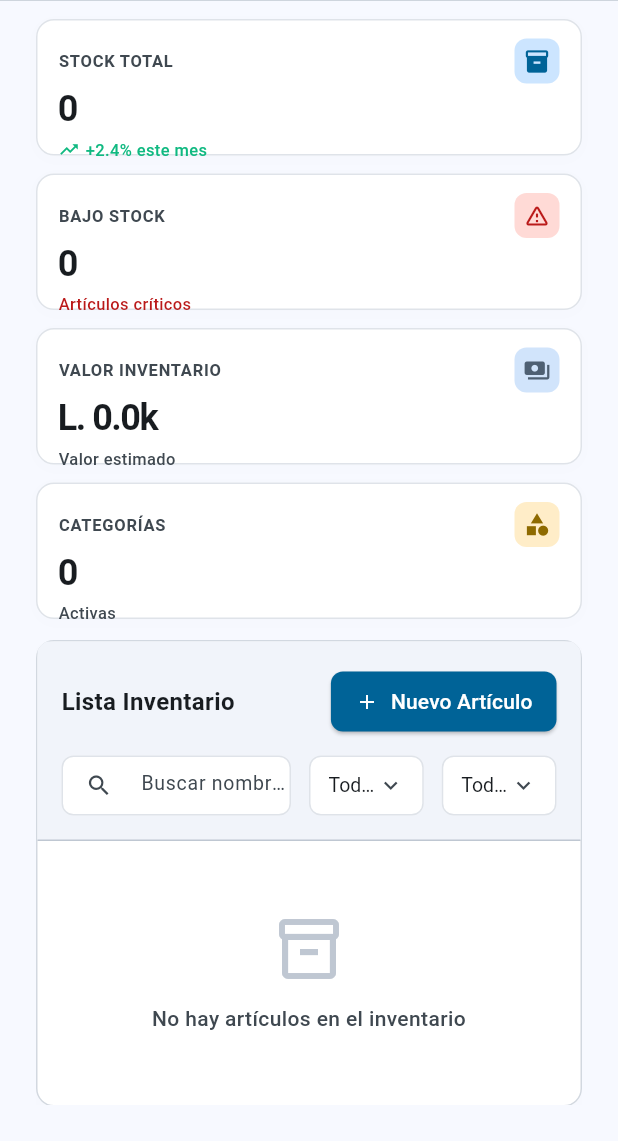
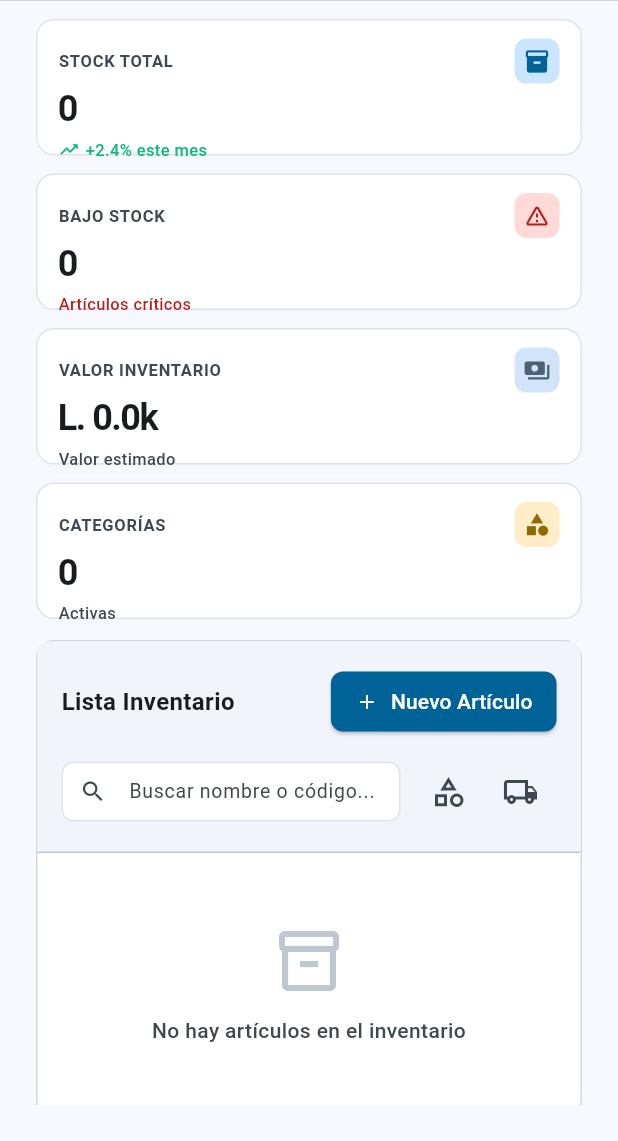
Before and after one commit to dnlmendoza/confianza_admin, a Flutter app: the VistaInventario screen opened by its route, on a phone screen of 412 x 824 dp, the part 95-1236 px from its top. Run offline on Flutter 3.47's test engine with Material 3 defaults, Android fonts, the phone set to English and light mode, and no system bars; our stand-ins replace cloud_firestore, firebase_auth, firebase_core, google_fonts, pdf, printing; accounts and stored records are empty; network calls fail; statements that could not run were skipped.

Commit message:
mas mejoras detalles vista inventario

```diff
--- a/lib/modulos/inventario/vista_inventario.dart
+++ b/lib/modulos/inventario/vista_inventario.dart
@@ -212,12 +212,15 @@ class _VistaInventarioState extends State<VistaInventario> {
         final danados =
             int.tryParse(l['cantidad_danada']?.toString() ?? '0') ?? 0;
 
+        final String unidadId = l['unidades']?.toString() ?? 'Unid';
+        final String unidadName = _vmCatalogos.unidadesMap[unidadId] ?? unidadId;
+
         return LoteItem(
           id: l['id'] ?? '',
           stock: stock,
           fechaIngreso: l['fecha_ingreso']?.toString() ?? '',
           fechaVencimiento: l['fecha_vencimiento']?.toString() ?? '28-02-2027',
-          unidades: l['unidades']?.toString() ?? 'Unid',
+          unidades: unidadName,
           costoLote: costoLote,
           costoUnitario: costoUnitario,
           impuestoCompra:
@@ -355,6 +358,14 @@ class _VistaInventarioState extends State<VistaInventario> {
 
   Future<void> _saveLoteToFirestore(String productSku, LoteItem lote) async {
     try {
+      final String uniName = lote.unidades;
+      final String uniId = _vmCatalogos.unidadesMap.entries
+          .firstWhere(
+            (e) => e.value == uniName,
+            orElse: () => MapEntry(uniName, uniName),
+          )
+          .key;
+
       final firestore = FirebaseFirestore.instance;
       await firestore
           .collection('Inventario')
@@ -368,7 +379,7 @@ class _VistaInventarioState extends State<VistaInventario> {
             'precio_venta': lote.precioVenta,
             'impuesto_compra': lote.impuestoCompra,
             'impuesto_venta': lote.impuestoVenta,
-            'unidades': lote.unidades,
+            'unidades': uniId,
             'fecha_vencimiento': lote.fechaVencimiento,
             'fecha_ingreso': lote.fechaIngreso,
             'costo_lote': lote.costoLote,
@@ -787,7 +798,6 @@ class _VistaInventarioState extends State<VistaInventario> {
                 Row(
                   children: [
                     Expanded(
-                      flex: 2,
                       child: Container(
                         height: 40,
                         decoration: BoxDecoration(
@@ -801,6 +811,7 @@ class _VistaInventarioState extends State<VistaInventario> {
                         ),
                         child: TextField(
                           controller: _searchController,
+                          textAlignVertical: TextAlignVertical.center,
                           onChanged: (_) {
                             setState(() {}); // Actualiza la tabla al buscar
                           },
@@ -810,10 +821,15 @@ class _VistaInventarioState extends State<VistaInventario> {
                               color: AppColors.onSurfaceVariant,
                               fontSize: 13,
                             ),
+                            isDense: true,
                             prefixIcon: const Icon(
                               Icons.search,
                               size: 18,
                               color: AppColors.onSurfaceVariant,
+                            ),
+                            prefixIconConstraints: const BoxConstraints(
+                              minWidth: 40,
+                              minHeight: 40,
                             ),
                             suffixIcon: _searchController.text.isNotEmpty
                                 ? IconButton(
@@ -825,118 +841,83 @@ class _VistaInventarioState extends State<VistaInventario> {
                                     },
                                   )
                                 : null,
+                            suffixIconConstraints: const BoxConstraints(
+                              minWidth: 40,
+                              minHeight: 40,
+                            ),
                             border: InputBorder.none,
-                            contentPadding: const EdgeInsets.symmetric(
-                              vertical: 12,
-                            ),
+                            contentPadding: EdgeInsets.zero,
                           ),
                           style: const TextStyle(fontSize: 13),
                         ),
                       ),
                     ),
-                    const SizedBox(width: 12),
-                    Expanded(
-                      flex: 1,
-                      child: Container(
-                        height: 40,
-                        padding: const EdgeInsets.symmetric(horizontal: 12),
-                        decoration: BoxDecoration(
-                          color: AppColors.surfaceContainerLowest,
-                          borderRadius: BorderRadius.circular(8),
-                          border: Border.all(
-                            color: AppColors.outlineVariant.withValues(
-                              alpha: 0.5,
-                            ),
-                          ),
-                        ),
-                        child: DropdownButtonHideUnderline(
-                          child: DropdownButton<String>(
-                            value: _selectedCategory,
-                            isExpanded: true,
-                            icon: const Icon(
-                              Icons.keyboard_arrow_down,
-                              size: 18,
-                              color: AppColors.onSurfaceVariant,
-                            ),
-                            style: const TextStyle(
-                              fontSize: 13,
-                              color: AppColors.onSurface,
-                            ),
-                            onChanged: (String? newValue) {
-                              if (newValue != null) {
+                    const SizedBox(width: 8),
+                    PopupMenuButton<String>(
+                      tooltip: "Filtrar por Categoría",
+                      icon: Icon(
+                        Icons.category_outlined,
+                        color: _selectedCategory != "Todas las Categorías"
+                            ? AppColors.primary
+                            : AppColors.onSurfaceVariant,
+                      ),
+                      onSelected: (String newValue) {
                         setState(() {
                           _selectedCategory = newValue;
                         });
-                              }
-                            },
-                            items: ["Todas las Categorías", ..._categories]
-                                .toSet()
-                                .toList()
-                                .map<DropdownMenuItem<String>>((String value) {
-                                  return DropdownMenuItem<String>(
+                      },
+                      itemBuilder: (BuildContext context) {
+                        return {"Todas las Categorías", ..._categories}
+                            .map((String value) {
+                          return PopupMenuItem<String>(
                             value: value,
                             child: Text(
                               value,
-                                      overflow: TextOverflow.ellipsis,
-                                    ),
-                                  );
-                                })
-                                .toList(),
-                          ),
-                        ),
-                      ),
-                    ),
-                    const SizedBox(width: 12),
-                    Expanded(
-                      flex: 1,
-                      child: Container(
-                        height: 40,
-                        padding: const EdgeInsets.symmetric(horizontal: 12),
-                        decoration: BoxDecoration(
-                          color: AppColors.surfaceContainerLowest,
-                          borderRadius: BorderRadius.circular(8),
-                          border: Border.all(
-                            color: AppColors.outlineVariant.withValues(
-                              alpha: 0.5,
-                            ),
-                          ),
-                        ),
-                        child: DropdownButtonHideUnderline(
-                          child: DropdownButton<String>(
-                            value: _selectedProvider,
-                            isExpanded: true,
-                            icon: const Icon(
-                              Icons.keyboard_arrow_down,
-                              size: 18,
-                              color: AppColors.onSurfaceVariant,
-                            ),
-                            style: const TextStyle(
-                              fontSize: 13,
-                              color: AppColors.onSurface,
-                            ),
-                            onChanged: (String? newValue) {
-                              if (newValue != null) {
+                              style: TextStyle(
+                                fontWeight: _selectedCategory == value
+                                    ? FontWeight.bold
+                                    : FontWeight.normal,
+                                color: _selectedCategory == value
+                                    ? AppColors.primary
+                                    : AppColors.onSurface,
+                              ),
+                            ),
+                          );
+                        }).toList();
+                      },
+                    ),
+                    PopupMenuButton<String>(
+                      tooltip: "Filtrar por Proveedor",
+                      icon: Icon(
+                        Icons.local_shipping_outlined,
+                        color: _selectedProvider != "Todos los Proveedores"
+                            ? AppColors.primary
+                            : AppColors.onSurfaceVariant,
+                      ),
+                      onSelected: (String newValue) {
                         setState(() {
                           _selectedProvider = newValue;
                         });
-                              }
-                            },
-                            items: ["Todos los Proveedores", ..._providers]
-                                .toSet()
-                                .toList()
-                                .map<DropdownMenuItem<String>>((String value) {
-                                  return DropdownMenuItem<String>(
+                      },
+                      itemBuilder: (BuildContext context) {
+                        return {"Todos los Proveedores", ..._providers}
+                            .map((String value) {
+                          return PopupMenuItem<String>(
                             value: value,
                             child: Text(
                               value,
-                                      overflow: TextOverflow.ellipsis,
-                                    ),
-                                  );
-                                })
-                                .toList(),
-                          ),
-                        ),
-                      ),
+                              style: TextStyle(
+                                fontWeight: _selectedProvider == value
+                                    ? FontWeight.bold
+                                    : FontWeight.normal,
+                                color: _selectedProvider == value
+                                    ? AppColors.primary
+                                    : AppColors.onSurface,
+                              ),
+                            ),
+                          );
+                        }).toList();
+                      },
                     ),
                   ],
                 ),
@@ -978,8 +959,8 @@ class _VistaInventarioState extends State<VistaInventario> {
                 : SingleChildScrollView(
                     child: Table(
                       columnWidths: const {
-                        0: FlexColumnWidth(4.6), // Nombre del Item
-                        1: FlexColumnWidth(3.0), // Categoría/Proveedor
+                        0: FlexColumnWidth(5.2), // Nombre del Item
+                        1: FlexColumnWidth(2.5), // Categoría/Proveedor
                       },
                       children: [
                         ...filtered.map((item) {
@@ -3365,11 +3346,21 @@ class _InteractiveLoteRowState extends State<_InteractiveLoteRow> {
               padding: const EdgeInsets.symmetric(horizontal: 16, vertical: 12),
               child: Row(
                 children: [
-                  Icon(
+                  Container(
+                    padding: const EdgeInsets.all(8),
+                    decoration: BoxDecoration(
+                      color: widget.isActiveLot
+                          ? AppColors.primary.withValues(alpha: 0.1)
+                          : AppColors.surfaceContainerLow,
+                      shape: BoxShape.circle,
+                    ),
+                    child: Icon(
                       Icons.layers_outlined,
+                      size: 20,
                       color: widget.isActiveLot
                           ? AppColors.primary
                           : AppColors.onSurfaceVariant,
+                    ),
                   ),
                   const SizedBox(width: 12),
                   Expanded(
@@ -3380,25 +3371,64 @@ class _InteractiveLoteRowState extends State<_InteractiveLoteRow> {
                           children: [
                             Flexible(
                               child: Text(
-                                widget.lote.id,
+                                "Lote: ${widget.lote.id}",
                                 style: GoogleFonts.outfit(
                                   fontWeight: FontWeight.bold,
-                                  fontSize: 14,
+                                  fontSize: 13,
                                 ),
                                 overflow: TextOverflow.ellipsis,
                               ),
                             ),
-                            if (widget.isActiveLot)
+                          ],
+                        ),
+                        const SizedBox(height: 4),
+                        Row(
+                          children: [
                             Container(
-                                margin: const EdgeInsets.only(left: 8),
                               padding: const EdgeInsets.symmetric(
                                 horizontal: 6,
                                 vertical: 2,
                               ),
                               decoration: BoxDecoration(
-                                  color: AppColors.primary.withValues(
-                                    alpha: 0.1,
-                                  ),
+                                color: statusBg,
+                                borderRadius: BorderRadius.circular(4),
+                              ),
+                              child: Text(
+                                statusText,
+                                style: TextStyle(
+                                  color: statusColor,
+                                  fontSize: 10,
+                                  fontWeight: FontWeight.bold,
+                                ),
+                              ),
+                            ),
+                            const SizedBox(width: 8),
+                            Text(
+                              "Ingreso: ${widget.lote.fechaIngreso}",
+                              style: const TextStyle(
+                                fontSize: 11,
+                                color: AppColors.onSurfaceVariant,
+                              ),
+                            ),
+                          ],
+                        ),
+                      ],
+                    ),
+                  ),
+                  const SizedBox(width: 12),
+                  Column(
+                    crossAxisAlignment: CrossAxisAlignment.end,
+                    mainAxisAlignment: MainAxisAlignment.center,
+                    children: [
+                      if (widget.isActiveLot)
+                        Container(
+                          margin: const EdgeInsets.only(bottom: 4),
+                          padding: const EdgeInsets.symmetric(
+                            horizontal: 6,
+                            vertical: 2,
+                          ),
+                          decoration: BoxDecoration(
+                            color: AppColors.primary.withValues(alpha: 0.1),
                             borderRadius: BorderRadius.circular(4),
                           ),
                           child: const Text(
@@ -3410,44 +3440,24 @@ class _InteractiveLoteRowState extends State<_InteractiveLoteRow> {
                             ),
                           ),
                         ),
-                          ],
-                        ),
-                        const SizedBox(height: 6),
-                        Wrap(
-                          spacing: 8,
-                          runSpacing: 4,
-                          crossAxisAlignment: WrapCrossAlignment.center,
-                          children: [
-                            Container(
-                              padding: const EdgeInsets.symmetric(
-                                horizontal: 6,
-                                vertical: 2,
-                              ),
-                              decoration: BoxDecoration(
-                                color: statusBg,
-                                borderRadius: BorderRadius.circular(4),
-                              ),
-                              child: Text(
-                                statusText,
-                                style: TextStyle(
-                                  color: statusColor,
-                                  fontSize: 10,
-                                  fontWeight: FontWeight.bold,
-                                ),
-                              ),
-                            ),
+                      Row(
+                        mainAxisSize: MainAxisSize.min,
+                        crossAxisAlignment: CrossAxisAlignment.baseline,
+                        textBaseline: TextBaseline.alphabetic,
+                        children: [
                           Text(
-                              "${widget.lote.stock} ${widget.lote.unidades}",
-                              style: const TextStyle(
-                                fontSize: 12,
+                            "${widget.lote.stock}",
+                            style: GoogleFonts.outfit(
+                              fontSize: 16,
                               fontWeight: FontWeight.bold,
                               color: AppColors.onSurface,
                             ),
                           ),
+                          const SizedBox(width: 4),
                           Text(
-                              "• Ingreso: ${widget.lote.fechaIngreso}",
+                            widget.lote.unidades,
                             style: const TextStyle(
-                                fontSize: 12,
+                              fontSize: 11,
                               color: AppColors.onSurfaceVariant,
                             ),
                           ),
@@ -3455,8 +3465,7 @@ class _InteractiveLoteRowState extends State<_InteractiveLoteRow> {
                       ),
                     ],
                   ),
-                  ),
-                  const SizedBox(width: 8),
+                  const SizedBox(width: 12),
                   Icon(
                     _isExpanded ? Icons.expand_less : Icons.expand_more,
                     color: AppColors.onSurfaceVariant,
```
Lines whose indentation alone changed are shown as unchanged.
